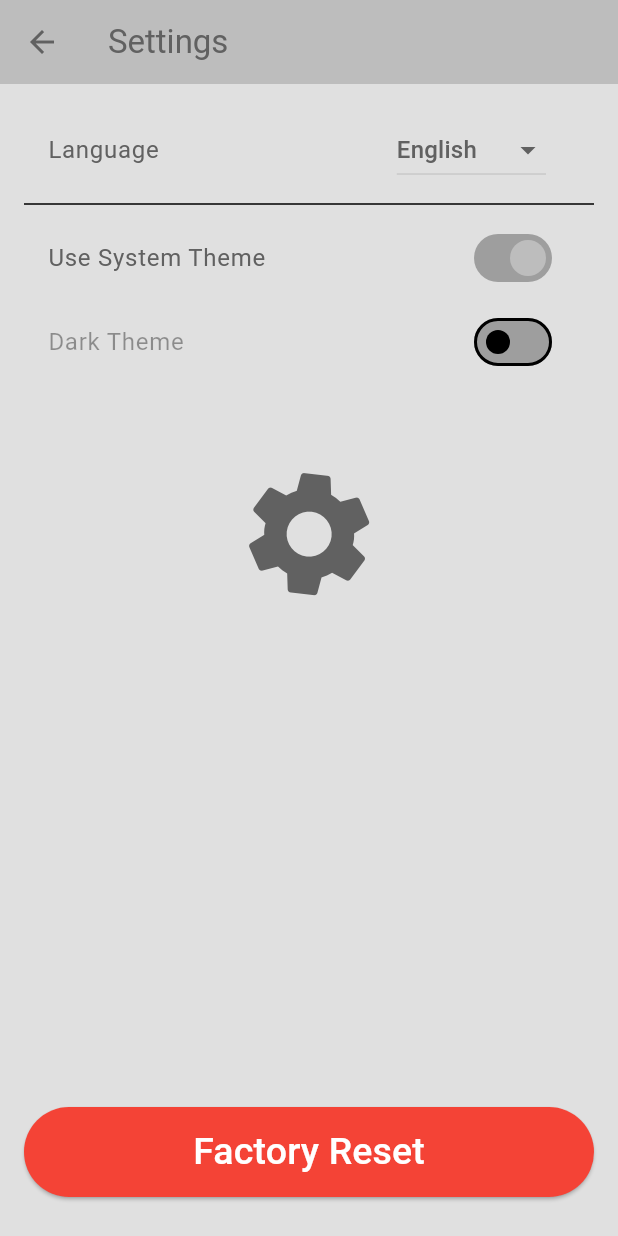
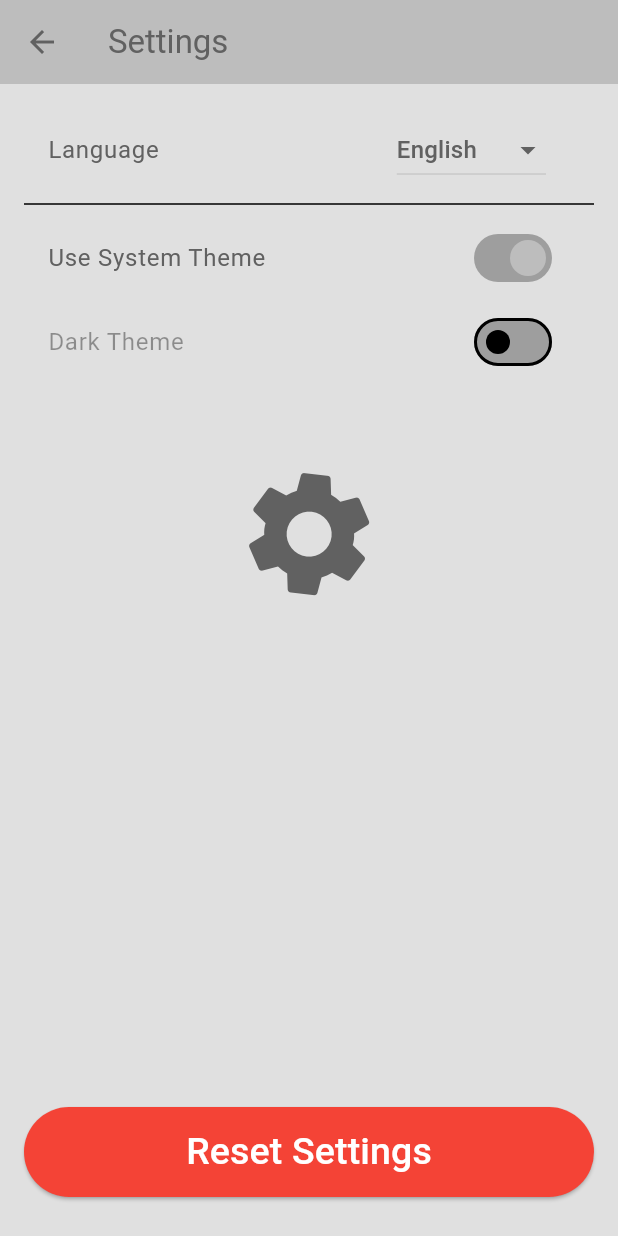
Before and after one commit to GabbenPapa/Flutter_food-delivery-app, a Flutter app: the screen it shows once a user with an empty profile is signed in, in the side drawer, after a tap on "S E T T I N G S", on a phone screen of 412 x 824 dp. Run offline on Flutter 3.47's test engine with Material 3 defaults, Android fonts, the phone set to English and light mode, and no system bars; our stand-ins replace cloud_firestore, firebase_auth, firebase_core, shared_preferences; missing offline and left inert: u_credit_card; accounts and stored records are empty; network calls fail.

Commit message:
localizize screens

```diff
--- a/lib/pages/delivery_progress_screen.dart
+++ b/lib/pages/delivery_progress_screen.dart
@@ -1,4 +1,5 @@
 import 'package:flutter/material.dart';
+import 'package:food_delivery/generated/l10n.dart';
 import 'package:food_delivery/providers/cart_provider.dart';
 import 'package:provider/provider.dart';
 
@@ -27,12 +28,14 @@ class _DeliveryProgressScreenState extends State<DeliveryProgressScreen> {
 
   @override
   Widget build(BuildContext context) {
+    final localizations = AppLocalizations.of(context);
+
     return Scaffold(
       backgroundColor: Theme.of(context).colorScheme.onSurface,
       appBar: AppBar(
         backgroundColor: Colors.transparent,
         foregroundColor: Theme.of(context).colorScheme.inversePrimary,
-        title: const Text('Delivery Progress'),
+        title: Text(localizations.deliveryProgress),
       ),
       body: Column(
         children: [Receipt()],
--- a/lib/pages/login_screen.dart
+++ b/lib/pages/login_screen.dart
@@ -1,4 +1,5 @@
 import 'package:flutter/material.dart';
+import 'package:food_delivery/generated/l10n.dart';
 import 'package:food_delivery/pages/home_screen.dart';
 
 import '../comonents/textfield.dart';
@@ -32,7 +33,7 @@ class _LoginScreenState extends State<LoginScreen> {
       showDialog(
         context: context,
         builder: (context) => AlertDialog(
-          title: const Text("Error"),
+          title: Text(AppLocalizations.of(context).error),
           content: Text(e.toString()),
         ),
       );
@@ -43,6 +44,8 @@ class _LoginScreenState extends State<LoginScreen> {
 
   @override
   Widget build(BuildContext context) {
+    final localizations = AppLocalizations.of(context);
+
     return Scaffold(
       backgroundColor: Theme.of(context).colorScheme.onSurface,
       body: Padding(
@@ -58,7 +61,7 @@ class _LoginScreenState extends State<LoginScreen> {
               ),
               const SizedBox(height: 20),
               Text(
-                'Food Delivery',
+                localizations.foodDelivery,
                 style: TextStyle(
                     fontSize: 16,
                     color: Theme.of(context).colorScheme.inversePrimary),
@@ -95,8 +98,8 @@ class _LoginScreenState extends State<LoginScreen> {
                   onPressed: () {
                     login();
                   },
-                  child: const Text(
-                    "Sign In",
+                  child: Text(
+                    localizations.signIn,
                     style: TextStyle(fontSize: 16),
                   ),
                 ),
@@ -107,7 +110,7 @@ class _LoginScreenState extends State<LoginScreen> {
                 mainAxisAlignment: MainAxisAlignment.center,
                 children: [
                   Text(
-                    "Don't have an account?",
+                    localizations.createAccount,
                     style: TextStyle(
                       color: Theme.of(context).colorScheme.inversePrimary,
                     ),
@@ -120,7 +123,7 @@ class _LoginScreenState extends State<LoginScreen> {
                       Navigator.of(context).pushNamed(RegisterScreen.routeName);
                     },
                     child: Text(
-                      "Sign Up",
+                      localizations.singUp,
                       style: TextStyle(
                         color: Theme.of(context).colorScheme.inversePrimary,
                         fontWeight: FontWeight.bold,
--- a/lib/pages/settings_screen.dart
+++ b/lib/pages/settings_screen.dart
@@ -91,19 +91,13 @@ class _SettingsState extends State<Settings> {
   Widget build(BuildContext context) {
     final localizations = AppLocalizations.of(context);
 
-    // final themeProvider = Provider.of<ThemeProvider>(context);
-    // final theme = Theme.of(context);
-    // final customTheme = theme.extension<CustomThemeExtension>();
-
     return Scaffold(
       backgroundColor: Theme.of(context).colorScheme.onSurface,
-      // appBar: AppBar(title: Text(AppLocalizations.of(context)!.settings)),
       appBar: AppBar(
         title: Text(localizations.settings),
         backgroundColor: Theme.of(context).colorScheme.primary,
         foregroundColor: Theme.of(context).colorScheme.inversePrimary,
       ),
-
       body: Stack(
         children: [
           Padding(
@@ -158,9 +152,8 @@ class _SettingsState extends State<Settings> {
 
                 // Use System Theme Toggle
                 SwitchListTile(
-                  // title: Text(AppLocalizations.of(context)!.useSystemTheme),
                   title: Text(
-                    'Use System Theme',
+                    localizations.useSystemTheme,
                     style: TextStyle(
                       color: Theme.of(context).colorScheme.inversePrimary,
                     ),
@@ -170,7 +163,6 @@ class _SettingsState extends State<Settings> {
                     await Provider.of<ThemeProvider>(context, listen: false)
                         .setUseSystemTheme(value);
                   },
-
                   activeColor: Theme.of(context).colorScheme.primary,
                   activeTrackColor: Theme.of(context).colorScheme.secondary,
                   inactiveTrackColor: Theme.of(context).colorScheme.secondary,
@@ -179,7 +171,7 @@ class _SettingsState extends State<Settings> {
                 // Dark Theme Toggle
                 SwitchListTile(
                   title: Text(
-                    'Dark Theme',
+                    localizations.darkTheme,
                     style: TextStyle(
                       color: Provider.of<ThemeProvider>(context).useSystemTheme
                           ? Theme.of(context).disabledColor
@@ -275,7 +267,7 @@ class _SettingsState extends State<Settings> {
                       backgroundColor: Colors.red,
                     ),
                     child: Text(
-                      'Factory Reset',
+                      localizations.resetSettings,
                       style: const TextStyle(
                         color: Colors.white,
                         fontSize: 25,
```
Also changed, not shown: lib/l10n/intl_en.arb (+30 -1 lines), lib/l10n/intl_hu.arb (+30 -1 lines), lib/pages/food_details_screen.dart (+7 -3 lines), lib/pages/register_screen.dart (+14 -11 lines), lib/generated/intl/messages_en.dart, lib/generated/intl/messages_hu.dart, lib/generated/l10n.dart.
